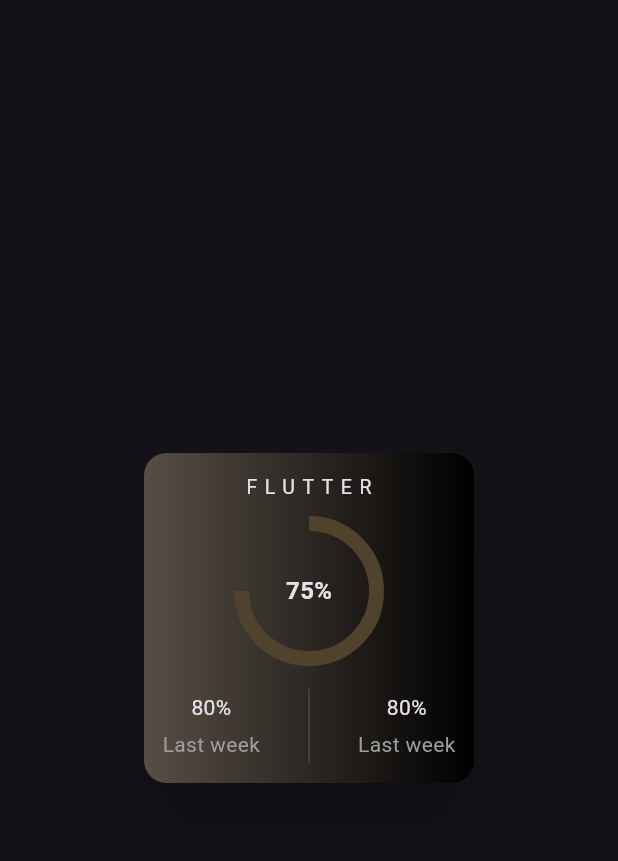
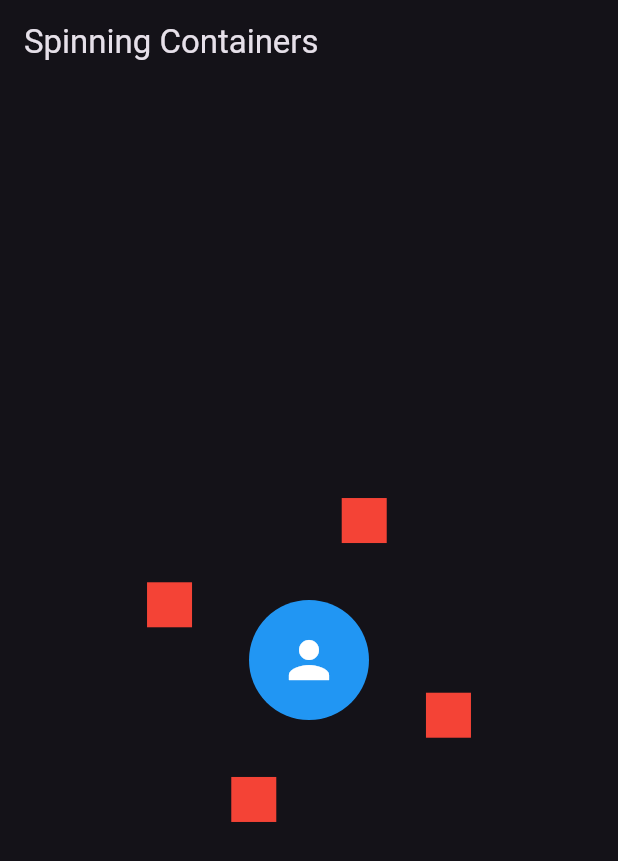
Before and after one commit to TheAsiyaS/newCreations, a Flutter app: the screen it shows after launch, on a phone screen of 412 x 824 dp. Shown: the top 861 px of the screen. Run offline on Flutter 3.47's test engine with Material 3 defaults, Android fonts, the phone set to English and light mode, and no system bars; our stand-ins replace carousel_slider.

Commit message:
conatiner spinning animation done

```diff
--- /dev/null
+++ b/lib/avatrAnimation.dart
@@ -0,0 +1,74 @@
+import 'package:flutter/material.dart';
+import 'dart:math' as math;
+
+
+
+class SpinningContainersScreen extends StatefulWidget {
+  @override
+  _SpinningContainersScreenState createState() =>
+      _SpinningContainersScreenState();
+}
+
+class _SpinningContainersScreenState extends State<SpinningContainersScreen>
+    with SingleTickerProviderStateMixin {
+  late AnimationController _controller;
+
+  @override
+  void initState() {
+    super.initState();
+    _controller = AnimationController(
+      vsync: this,
+      duration: Duration(seconds: 5),
+    )..repeat();
+  }
+
+  @override
+  void dispose() {
+    _controller.dispose();
+    super.dispose();
+  }
+
+  @override
+  Widget build(BuildContext context) {
+    return Scaffold(
+      appBar: AppBar(title: Text('Spinning Containers')),
+      body: Center(
+        child: Stack(
+          alignment: Alignment.center,
+          children: <Widget>[
+            CircleAvatar(
+              radius: 40,
+              backgroundColor: Colors.blue,
+              child: Icon(Icons.person, size: 40, color: Colors.white),
+            ),
+            _buildAnimatedContainer(0),
+            _buildAnimatedContainer(90),
+            _buildAnimatedContainer(180),
+            _buildAnimatedContainer(270),
+          ],
+        ),
+      ),
+    );
+  }
+
+  Widget _buildAnimatedContainer(double angle) {
+    return AnimatedBuilder(
+      animation: _controller,
+      child: Container(
+        width: 30,
+        height: 30,
+        color: Colors.red,
+      ),
+      builder: (context, child) {
+        final double radius = 100;
+        final double radians = angle * (math.pi / 180);
+        final double x = radius * math.cos(_controller.value * 2 * math.pi + radians);
+        final double y = radius * math.sin(_controller.value * 2 * math.pi + radians);
+        return Transform.translate(
+          offset: Offset(x, y),
+          child: child,
+        );
+      },
+    );
+  }
+}
--- a/lib/main.dart
+++ b/lib/main.dart
@@ -1,5 +1,7 @@
 import 'package:flutter/material.dart';
 import 'dart:math' as math;
+
+import 'package:new_creations/avatrAnimation.dart';
 
 void main() {
   runApp(MyApp());
@@ -12,7 +14,7 @@
   Widget build(BuildContext context) {
     return MaterialApp(
       theme: ThemeData.dark(),
-      home: const CardWidget(),
+      home: SpinningContainersScreen(),
     );
   }
 }
--- a/pubspec.yaml
+++ b/pubspec.yaml
@@ -31,7 +31,7 @@
   flutter:
     sdk: flutter
   carousel_slider:
-
+  flutter_spinkit: ^5.1.0
   # The following adds the Cupertino Icons font to your application.
   # Use with the CupertinoIcons class for iOS style icons.
   cupertino_icons: ^1.0.2
```
Also changed, not shown: pubspec.lock.
